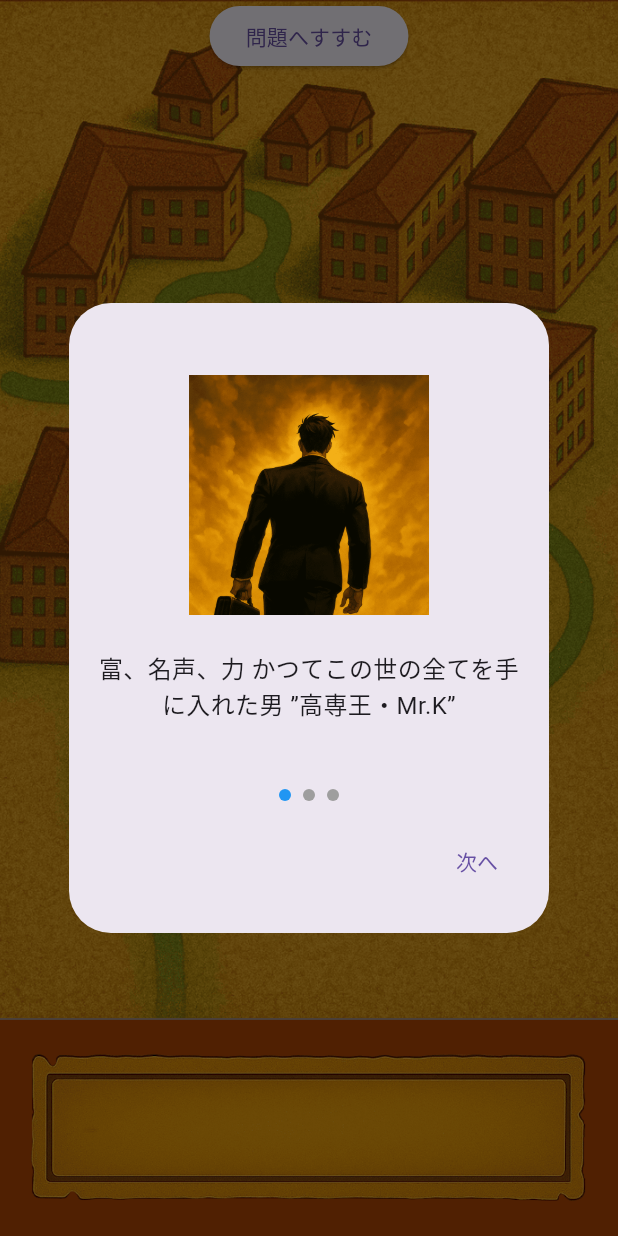
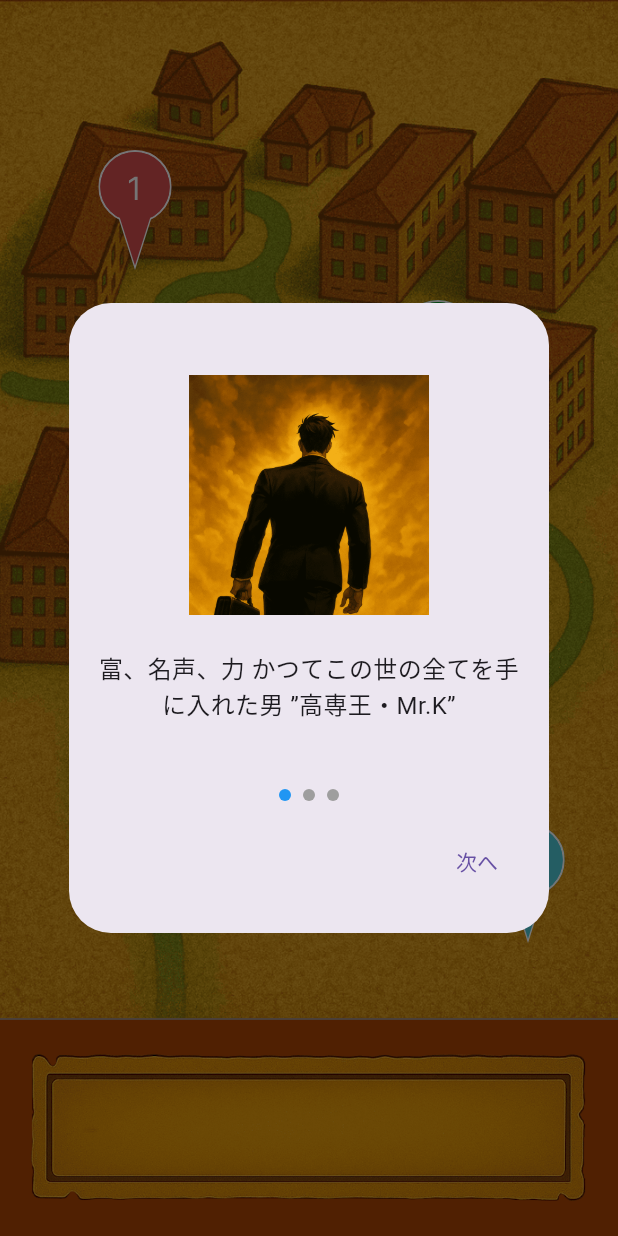
Before and after one commit to koshino-lab/Asianchallenge_3, a Flutter app: the screen it shows after launch, on a phone screen of 412 x 824 dp. Run offline on Flutter 3.47's test engine with Material 3 defaults, Android fonts, the phone set to English and light mode, and no system bars; our stand-ins replace cached_network_image, flutter_easyloading, flutter_hooks, flutter_svg, freezed_annotation, hooks_riverpod.

Commit message:
map にpinを配置した

```diff
--- a/quiz_rally/lib/config/map_page/map_page.dart
+++ b/quiz_rally/lib/config/map_page/map_page.dart
@@ -2,6 +2,7 @@ import 'package:flutter/material.dart';
 import 'package:flutter_hooks/flutter_hooks.dart';
 import 'package:hooks_riverpod/hooks_riverpod.dart';
 import 'package:quiz_rally/ui/components/map_page_bottom_bar.dart';
+import 'package:quiz_rally/ui/components/universal_image.dart';
 import '../../ui/components/tutorial_popup.dart';
 import 'map_page_controller.dart';
 import 'package:quiz_rally/gen/assets.gen.dart';
@@ -11,6 +12,7 @@ class MapPage extends HookConsumerWidget {
   Widget build(BuildContext context, WidgetRef ref) {
     final mapPageState = ref.watch(mapPageProvider);
     final mapPageController = ref.read(mapPageProvider.notifier);
+    final pinSize = 80.0;
 
     useEffect(() {
       if (!mapPageState.isTutorialShown) {
@@ -27,7 +29,9 @@ class MapPage extends HookConsumerWidget {
     }, [mapPageState.isTutorialShown]);
 
     return Scaffold(
-      body: Container(
+      body: Stack(
+        children: [
+          Container(
             width: double.infinity,
             decoration: BoxDecoration(
               image: DecorationImage(
@@ -35,16 +39,50 @@ class MapPage extends HookConsumerWidget {
                 fit: BoxFit.cover,
               ),
             ),
-        child: Column(
-          children: [
-            ElevatedButton(
-              onPressed: () async {
-                await Navigator.of(context).pushNamed('/problem');
-              },
-              child: const Text('問題へすすむ'),
           ),
+          Positioned(
+            top: 100,
+            left: 50,
+            child: UniversalImage(
+              Assets.images.pin1,
+              width: pinSize,
+              height: pinSize,
+            ),
+          ),
+          Positioned(
+            top: 200,
+            right: 80,
+            child: UniversalImage(
+              Assets.images.pin2,
+              width: pinSize,
+              height: pinSize,
+            ),
+          ),
+          Positioned(
+            bottom: 150,
+            left: 120,
+            child: UniversalImage(
+              Assets.images.pin3,
+              width: pinSize,
+              height: pinSize,
+            ),
+          ),
+          Positioned(
+            bottom: 50,
+            right: 20,
+            child: UniversalImage(
+              Assets.images.pin4,
+              width: pinSize,
+              height: pinSize,
+            ),
+          ),
+          // ElevatedButton(
+          //   onPressed: () async {
+          //     await Navigator.of(context).pushNamed('/problem');
+          //   },
+          //   child: const Text('問題へすすむ'),
+          // ),
         ],
-        ),
       ),
       bottomNavigationBar: const MapPageBottomBar(),
     );
```
Lines whose indentation alone changed are shown as unchanged.
